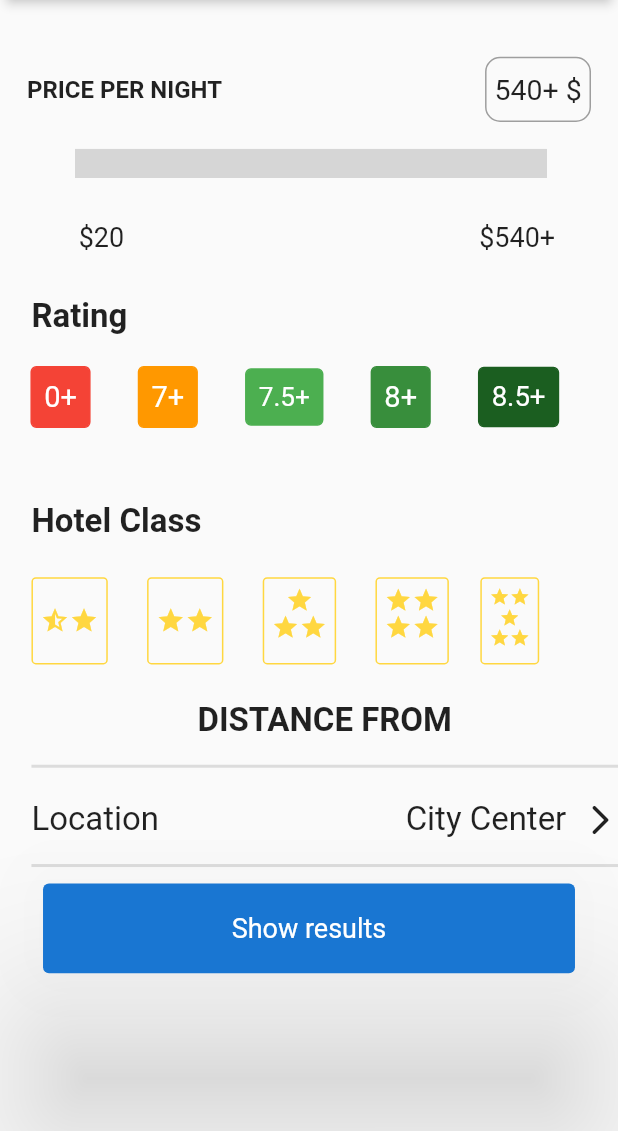
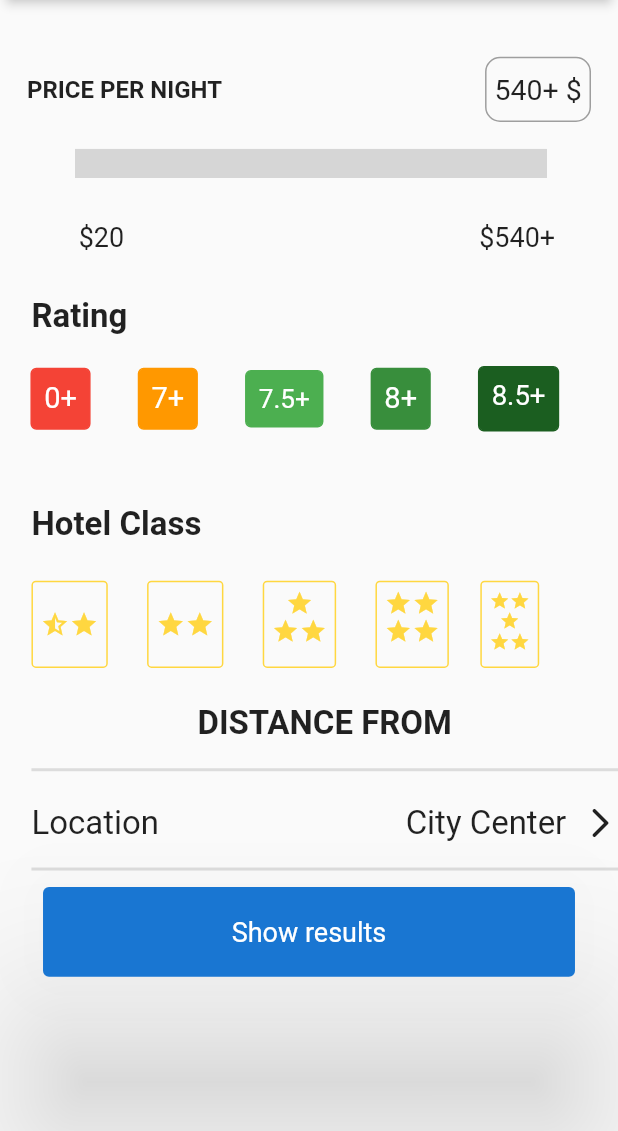
Before and after one commit to AbdelhadyMohamed/hotelsgo_task, a Flutter app: the FiltersBottomSheet widget shown alone on an empty page, opened directly, on a phone screen of 412 x 824 dp, the part 105-1236 px from its top. Run offline on Flutter 3.47's test engine with Material 2 defaults, Android fonts, the phone set to English and light mode, and no system bars; our stand-ins replace bloc, cached_network_image, flutter_bloc, flutter_rating_stars, flutter_screenutil; missing offline and left inert: dehancer_slider; network calls fail; grey boxes are pictures that could not be loaded.

Commit message:
edit in app bar + edit in filter design

```diff
--- a/lib/features/hotel_cards_list/presentation/widgets/filters_bottom_sheet.dart
+++ b/lib/features/hotel_cards_list/presentation/widgets/filters_bottom_sheet.dart
@@ -152,6 +152,7 @@ class FiltersBottomSheet extends StatelessWidget {
                 ),
                 SizedBox(width: 30.w),
                 Container(
+                  height: 45.h,
                   decoration: BoxDecoration(
                       borderRadius: BorderRadius.circular(4.r),
                       color: Colors.green[900],
```
